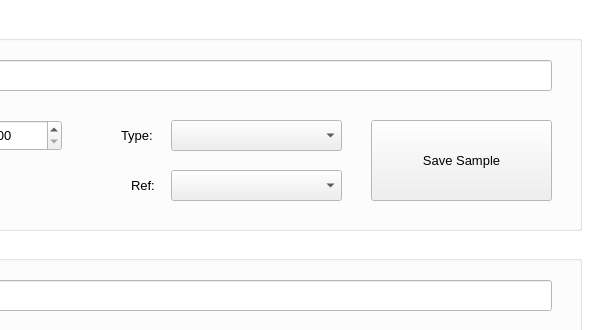
Before: the Qt Designer form gui/datasets_labeler.ui in aanthir1/SER517-Fall23-Team4, drawn with Qt 5; both pictures show x 669 to 1280 and y 0 to 330 of the 1280 by 840 pixel window.
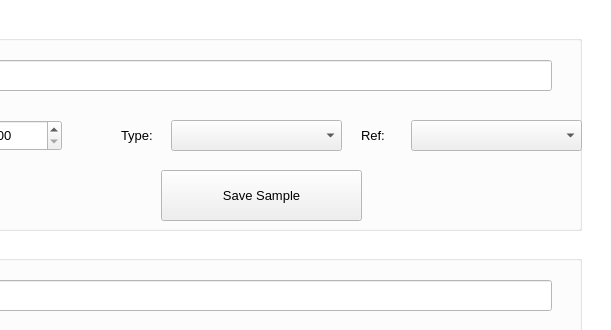
After: the same form once the commit is applied. Icons and pictures are not drawn.

Commit message: Modied and updated button of save sample

```diff
--- a/gui/datasets_labeler.ui
+++ b/gui/datasets_labeler.ui
@@ -180,10 +180,10 @@
     <widget class="QPushButton" name="btn_SaveSample">
      <property name="geometry">
       <rect>
-       <x>1010</x>
-       <y>100</y>
-       <width>181</width>
-       <height>81</height>
+       <x>800</x>
+       <y>150</y>
+       <width>201</width>
+       <height>51</height>
       </rect>
      </property>
      <property name="text">
@@ -271,8 +271,8 @@
     <widget class="QComboBox" name="cBox_StratifiedReference">
      <property name="geometry">
       <rect>
-       <x>810</x>
-       <y>150</y>
+       <x>1050</x>
+       <y>100</y>
        <width>171</width>
        <height>31</height>
       </rect>
@@ -281,9 +281,9 @@
     <widget class="QLabel" name="label_5">
      <property name="geometry">
       <rect>
-       <x>770</x>
-       <y>150</y>
-       <width>55</width>
+       <x>1000</x>
+       <y>100</y>
+       <width>41</width>
        <height>31</height>
       </rect>
      </property>
```
Left out of the diff: 2 changed lines with no effect on the pictures. The commit also changes 1 other file.
